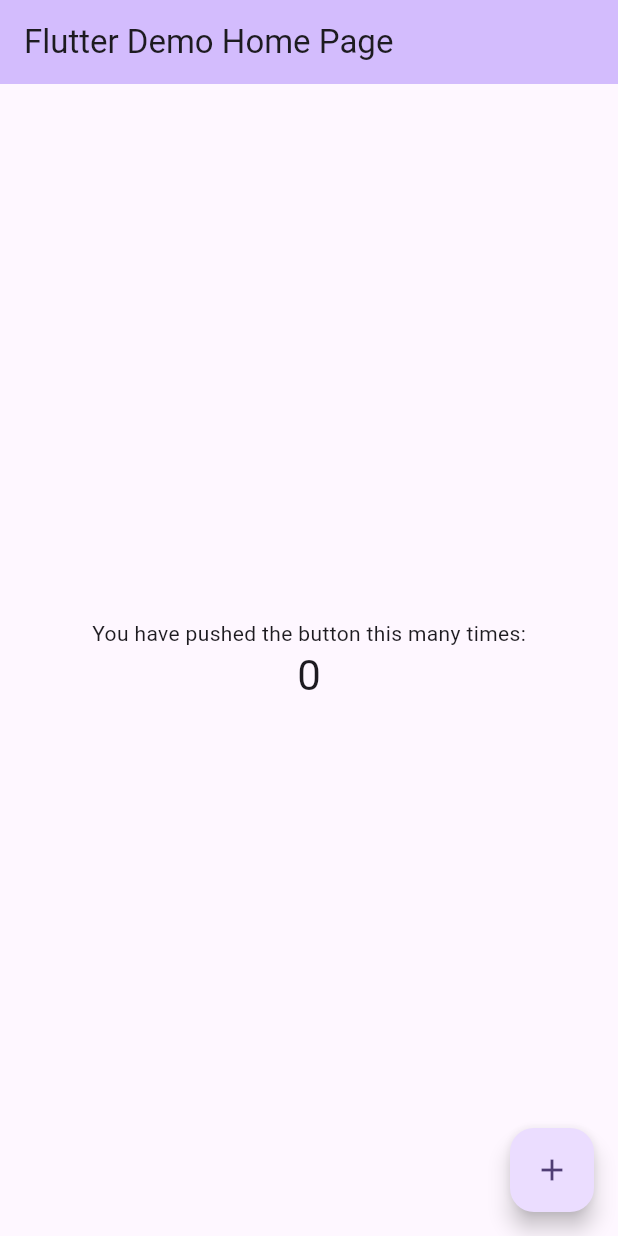
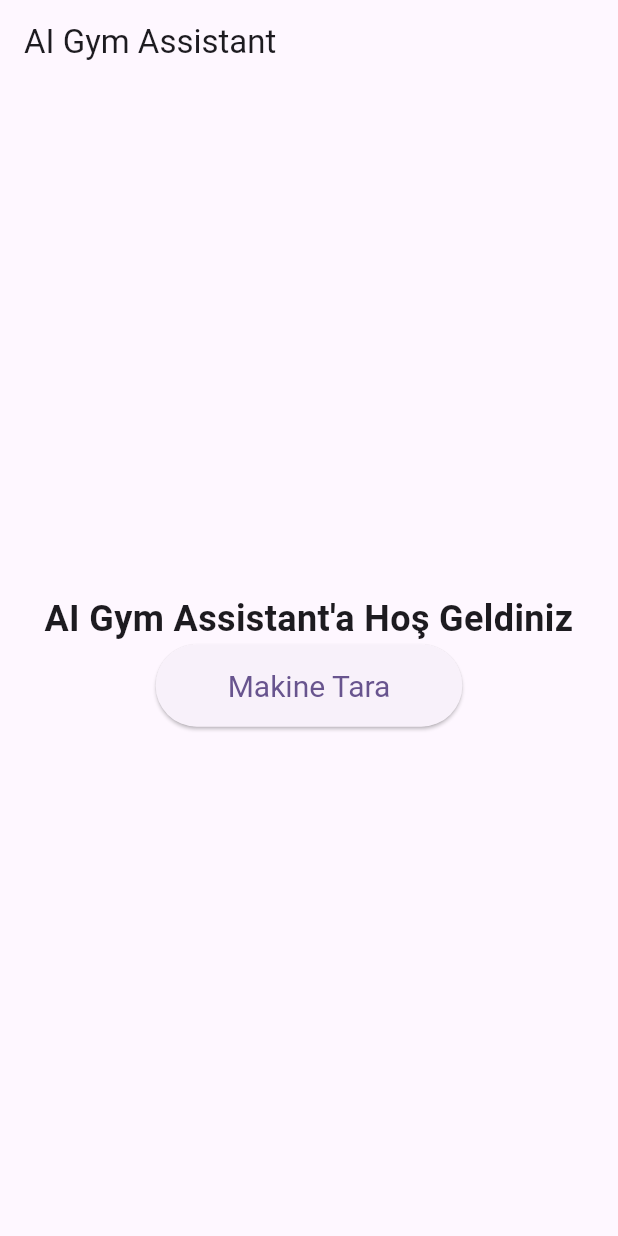
Before and after one commit to mtozsoy/ai-gym-assistant, a Flutter app: the screen it shows after launch, on a phone screen of 412 x 824 dp. Run offline on Flutter 3.47's test engine with Material 3 defaults, Android fonts, the light colour scheme and no system bars.

Commit message:
feat: create home screen

```diff
--- /dev/null
+++ b/mobile/lib/features/home/presentation/home_screen.dart
@@ -0,0 +1,38 @@
+import 'package:flutter/material.dart';
+
+class HomeScreen extends StatelessWidget {
+  const HomeScreen({super.key});
+
+  @override
+  Widget build(BuildContext context) {
+    return Scaffold(
+      appBar: AppBar(
+        title: const Text('AI Gym Assistant'),
+      ),
+      body: Center(
+        child: Column(
+          mainAxisAlignment: MainAxisAlignment.center,
+          children: [
+            const Text(
+              'AI Gym Assistant\'a Hoş Geldiniz',
+              style: TextStyle(
+                fontSize: 24,
+                fontWeight: FontWeight.bold,
+              ),
+              textAlign: TextAlign.center,
+
+),
+            ElevatedButton(
+              onPressed: () {},
+              style: ElevatedButton.styleFrom(
+                padding: const EdgeInsets.symmetric(horizontal: 48, vertical: 16),
+                textStyle: const TextStyle(fontSize: 20),
+              ),
+              child: const Text('Makine Tara'),
+            ),
+          ],
+        ),
+      ),
+    );
+  }
+}
--- a/mobile/lib/main.dart
+++ b/mobile/lib/main.dart
@@ -1,4 +1,5 @@
 import 'package:flutter/material.dart';
+import 'features/home/presentation/home_screen.dart';
 
 void main() {
   runApp(const MyApp());
@@ -7,116 +8,15 @@ void main() {
 class MyApp extends StatelessWidget {
   const MyApp({super.key});
 
-  // This widget is the root of your application.
   @override
   Widget build(BuildContext context) {
     return MaterialApp(
-      title: 'Flutter Demo',
+      title: 'AI Gym Assistant',
       theme: ThemeData(
-        // This is the theme of your application.
-        //
-        // TRY THIS: Try running your application with "flutter run". You'll see
-        // the application has a purple toolbar. Then, without quitting the app,
-        // try changing the seedColor in the colorScheme below to Colors.green
-        // and then invoke "hot reload" (save your changes or press the "hot
-        // reload" button in a Flutter-supported IDE, or press "r" if you used
-        // the command line to start the app).
-        //
-        // Notice that the counter didn't reset back to zero; the application
-        // state is not lost during the reload. To reset the state, use hot
-        // restart instead.
-        //
-        // This works for code too, not just values: Most code changes can be
-        // tested with just a hot reload.
-        colorScheme: .fromSeed(seedColor: Colors.deepPurple),
+        colorScheme: ColorScheme.fromSeed(seedColor: Colors.deepPurple),
+        useMaterial3: true,
       ),
-      home: const MyHomePage(title: 'Flutter Demo Home Page'),
+      home: const HomeScreen(),
     );
   }
 }
-
-class MyHomePage extends StatefulWidget {
-  const MyHomePage({super.key, required this.title});
-
-  // This widget is the home page of your application. It is stateful, meaning
-  // that it has a State object (defined below) that contains fields that affect
-  // how it looks.
-
-  // This class is the configuration for the state. It holds the values (in this
-  // case the title) provided by the parent (in this case the App widget) and
-  // used by the build method of the State. Fields in a Widget subclass are
-  // always marked "final".
-
-  final String title;
-
-  @override
-  State<MyHomePage> createState() => _MyHomePageState();
-}
-
-class _MyHomePageState extends State<MyHomePage> {
-  int _counter = 0;
-
-  void _incrementCounter() {
-    setState(() {
-      // This call to setState tells the Flutter framework that something has
-      // changed in this State, which causes it to rerun the build method below
-      // so that the display can reflect the updated values. If we changed
-      // _counter without calling setState(), then the build method would not be
-      // called again, and so nothing would appear to happen.
-      _counter++;
-    });
-  }
-
-  @override
-  Widget build(BuildContext context) {
-    // This method is rerun every time setState is called, for instance as done
-    // by the _incrementCounter method above.
-    //
-    // The Flutter framework has been optimized to make rerunning build methods
-    // fast, so that you can just rebuild anything that needs updating rather
-    // than having to individually change instances of widgets.
-    return Scaffold(
-      appBar: AppBar(
-        // TRY THIS: Try changing the color here to a specific color (to
-        // Colors.amber, perhaps?) and trigger a hot reload to see the AppBar
-        // change color while the other colors stay the same.
-        backgroundColor: Theme.of(context).colorScheme.inversePrimary,
-        // Here we take the value from the MyHomePage object that was created by
-        // the App.build method, and use it to set our appbar title.
-        title: Text(widget.title),
-      ),
-      body: Center(
-        // Center is a layout widget. It takes a single child and positions it
-        // in the middle of the parent.
-        child: Column(
-          // Column is also a layout widget. It takes a list of children and
-          // arranges them vertically. By default, it sizes itself to fit its
-          // children horizontally, and tries to be as tall as its parent.
-          //
-          // Column has various properties to control how it sizes itself and
-          // how it positions its children. Here we use mainAxisAlignment to
-          // center the children vertically; the main axis here is the vertical
-          // axis because Columns are vertical (the cross axis would be
-          // horizontal).
-          //
-          // TRY THIS: Invoke "debug painting" (choose the "Toggle Debug Paint"
-          // action in the IDE, or press "p" in the console), to see the
-          // wireframe for each widget.
-          mainAxisAlignment: .center,
-          children: [
-            const Text('You have pushed the button this many times:'),
-            Text(
-              '$_counter',
-              style: Theme.of(context).textTheme.headlineMedium,
-            ),
-          ],
-        ),
-      ),
-      floatingActionButton: FloatingActionButton(
-        onPressed: _incrementCounter,
-        tooltip: 'Increment',
-        child: const Icon(Icons.add),
-      ),
-    );
-  }
-}
```
